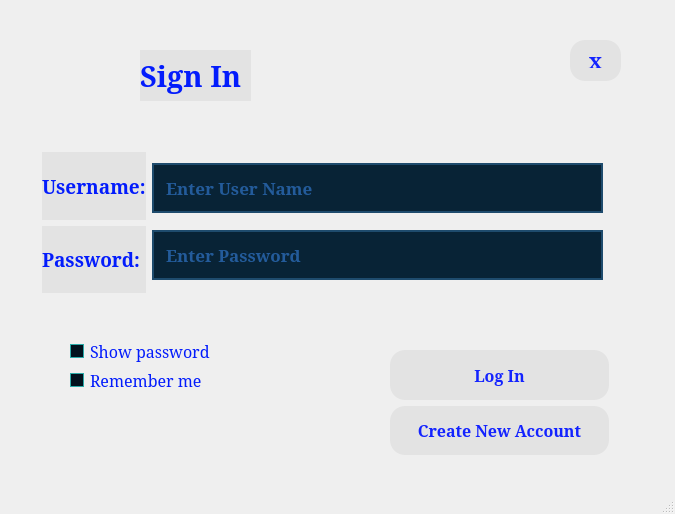
The window that TicTacToeLast - Copy/View/mainpage.ui (Michael-lhany/TIC-TAC-TOE) describes before a commit, drawn with Qt 5.
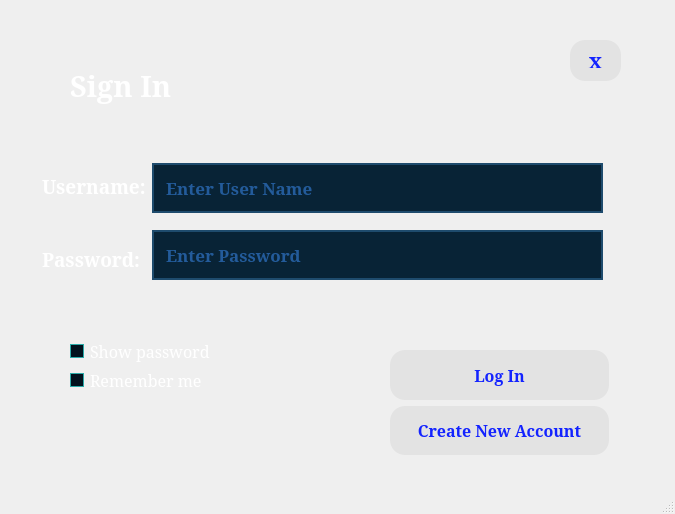
The same window after the commit. Icons and pictures are not drawn.

Commit message: Main page background changed ✔ Log out added ✔

```diff
--- a/TicTacToeLast - Copy/View/mainpage.ui
+++ b/TicTacToeLast - Copy/View/mainpage.ui
@@ -168,7 +168,7 @@
         <string notr="true">QCheckBox
 {
 	background-color: transparent;
-	color: #031cfc;
+	color: #FFFFFF;
 	border-color: #000000;
 
 }
@@ -233,7 +233,7 @@
         <string notr="true">QCheckBox
 {
 	background-color: transparent;
-	color: #031cfc;
+	color: #FFFFFF;
 	border-color: #000000;
 
 }
@@ -321,8 +321,8 @@
          <property name="styleSheet">
           <string notr="true">QLabel
 {
-	background-color: #e3e3e3;
-	color: #031cfc;
+	background-color: transparent;;
+	color: #ffffff;
 	border-color: #000000;
 
 }</string>
@@ -347,8 +347,8 @@
          <property name="styleSheet">
           <string notr="true">QLabel
 {
-	background-color: #e3e3e3;
-	color: #031cfc;
+	background-color:transparent;
+	color: #ffffff;
 	border-color: #000000;
 
 }</string>
@@ -549,8 +549,8 @@
     </property>
     <property name="geometry">
      <rect>
-      <x>140</x>
-      <y>50</y>
+      <x>70</x>
+      <y>60</y>
       <width>111</width>
       <height>51</height>
      </rect>
@@ -571,8 +571,8 @@
     <property name="styleSheet">
      <string notr="true">QLabel
 {
-	background-color: #e3e3e3;
-	color: #031cfc;
+	background-color: transparent;
+	color: #FFFFFF;
 	border-color: #000000;
 
 }</string>
```
The commit also changes 1044 other files.
